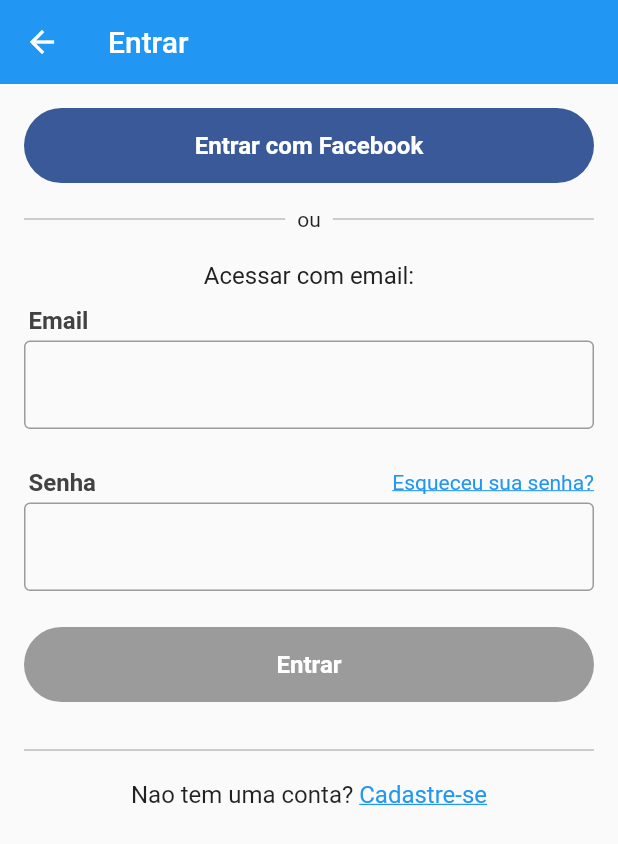
After one commit to d-apps/xlo, a Flutter app: the screen it shows after launch, in the side drawer, after a tap on "Acesse sua conta agora!", on a phone screen of 412 x 824 dp. The commit adds this screen. Shown: the top 844 px of the screen. Run offline on Flutter 3.47's test engine with Material 2 defaults, Android fonts, the phone set to English and light mode, and no system bars; our stand-ins replace brasil_fields, parse_server_sdk, rxdart.

Commit message:
287. 18 - Finalizando a Tela de Login

```diff
--- /dev/null
+++ b/lib/blocs/login/button_state.dart
@@ -0,0 +1,8 @@
+class ButtonState {
+
+  ButtonState({this.enabled, this.loading});
+
+  bool enabled;
+  bool loading;
+
+}
--- /dev/null
+++ b/lib/blocs/login/field_state.dart
@@ -0,0 +1,8 @@
+class FieldState {
+
+  FieldState({this.error, this.enabled = true});
+
+  String error;
+  bool enabled;
+
+}
--- /dev/null
+++ b/lib/blocs/login/login_bloc.dart
@@ -0,0 +1,77 @@
+import 'package:rxdart/rxdart.dart';
+import 'package:xlo/blocs/login/button_state.dart';
+import 'package:xlo/blocs/login/field_state.dart';
+import 'package:xlo/blocs/login/login_bloc_state.dart';
+import 'package:xlo/validators/login_validator.dart';
+
+class LoginBloc with LoginValidator{
+
+  final BehaviorSubject<LoginBlocState> _stateController =
+      BehaviorSubject<LoginBlocState>.seeded(LoginBlocState(LoginState.IDLE));
+  final BehaviorSubject<String> _emailController = BehaviorSubject<String>();
+  final BehaviorSubject<String> _passwordController = BehaviorSubject<String>();
+
+  Function(String) get changeEmail => _emailController.sink.add;
+  Function(String) get changePassword => _passwordController.sink.add;
+
+  Stream<LoginBlocState> get outState => _stateController.stream;
+
+  Stream<FieldState> get outEmail => Rx.combineLatest2(
+      _emailController.stream.transform(emailValidator), outState, (a, b){
+
+     a.enabled = b.state != LoginState.LOADING;
+
+     return a;
+  });
+
+
+  Stream<FieldState> get outPassword => Rx.combineLatest2(
+      _passwordController.stream.transform(passwordValidator), outState, (a, b){
+
+        a.enabled = b.state != LoginState.LOADING;
+
+        return a;
+  });
+
+  Stream<ButtonState> get outLoginButton =>
+      Rx.combineLatest3(outEmail, outPassword, outState, (a, b, c){
+
+        return ButtonState(
+            loading: c.state == LoginState.LOADING,
+            enabled: a.error == null && b.error == null
+                && c.state != LoginState.LOADING
+        );
+
+      });
+
+  Future<bool> loginWithEmail() async{
+
+    _stateController.add(LoginBlocState(LoginState.LOADING));
+
+    await Future.delayed(Duration(seconds: 3));
+
+    _stateController.add(LoginBlocState(LoginState.DONE));
+
+    return true;
+  }
+
+  Future<bool> loginWithFacebook() async{
+
+    _stateController.add(LoginBlocState(LoginState.LOADING_FACE));
+
+    await Future.delayed(Duration(seconds: 3));
+
+    _stateController.add(LoginBlocState(LoginState.DONE));
+
+   return true;
+  }
+
+  void dispose(){
+
+    _emailController.close();
+    _passwordController.close();
+    _stateController.close();
+
+  }
+
+}
--- /dev/null
+++ b/lib/blocs/login/login_bloc_state.dart
@@ -0,0 +1,10 @@
+enum LoginState { IDLE, LOADING, LOADING_FACE, ERROR, DONE }
+
+class LoginBlocState {
+
+  LoginState state;
+  String errorMessage;
+
+  LoginBlocState(this.state, {this.errorMessage});
+
+}
--- a/lib/common/custom_drawer/widgets/custom_header.dart
+++ b/lib/common/custom_drawer/widgets/custom_header.dart
@@ -1,9 +1,17 @@
 import 'package:flutter/material.dart';
+import 'package:xlo/screens/login/login_screen.dart';
 
 class CustomHeader extends StatelessWidget {
   @override
   Widget build(BuildContext context) {
-    return Container(
+
+    return GestureDetector(
+      onTap: (){
+        Navigator.of(context).push(
+          MaterialPageRoute( builder: (context) => LoginScreen() )
+        );
+      },
+      child: Container(
         height: 115,
         padding: const EdgeInsets.only(left: 32),
         color: Colors.blue,
@@ -17,7 +25,7 @@ class CustomHeader extends StatelessWidget {
                 crossAxisAlignment: CrossAxisAlignment.start,
                 children: <Widget>[
                   Text(
-                  "Acesse sua conta!",
+                    "Acesse sua conta agora!",
                     style: TextStyle(
                       color: Colors.white,
                       fontSize: 16,
@@ -26,7 +34,7 @@ class CustomHeader extends StatelessWidget {
                     overflow: TextOverflow.clip,
                   ),
                   Text(
-                    "Acesse sua conta!",
+                      "Clique aqui!",
                     style: TextStyle(
                       color: Colors.white,
                       fontSize: 14,
@@ -39,6 +47,7 @@ class CustomHeader extends StatelessWidget {
             )
           ],
         ),
+      ),
     );
   }
 }
--- /dev/null
+++ b/lib/screens/login/login_screen.dart
@@ -0,0 +1,163 @@
+import 'package:flutter/cupertino.dart';
+import 'package:flutter/material.dart';
+import 'package:xlo/blocs/login/field_state.dart';
+import 'package:xlo/blocs/login/login_bloc.dart';
+import 'package:xlo/screens/login/widgets/facebook_button.dart';
+import 'package:xlo/screens/login/widgets/login_button.dart';
+import 'package:xlo/screens/login/widgets/or_divider.dart';
+
+class LoginScreen extends StatefulWidget {
+  @override
+  _LoginScreenState createState() => _LoginScreenState();
+}
+
+class _LoginScreenState extends State<LoginScreen> {
+
+  LoginBloc _loginBloc = LoginBloc();
+
+  @override
+  Widget build(BuildContext context) {
+    return Scaffold(
+      appBar: AppBar(
+        title: const Text("Entrar"),
+        elevation: 0,
+      ),
+      body: SingleChildScrollView(
+        child: Padding(
+          padding: const EdgeInsets.symmetric(horizontal: 16),
+          child: Column(
+            crossAxisAlignment: CrossAxisAlignment.stretch,
+            children: <Widget>[
+
+               FacebookButton(_loginBloc),
+
+               OrDivider(),
+
+               Padding(
+                 padding: const EdgeInsets.only(top: 20, bottom: 11),
+                 child: Text(
+                     "Acessar com email:",
+                   textAlign: TextAlign.center,
+                   style: TextStyle(fontSize: 16, color: Colors.grey[900]),
+                 ),
+               ),
+
+              Padding(
+                padding: const EdgeInsets.only(left: 3, bottom: 4),
+                child: Text(
+                    "Email",
+                    style: TextStyle(
+                        fontSize: 16,
+                        color: Colors.grey[800],
+                        fontWeight: FontWeight.w700,
+                    ),
+                ),
+              ),
+
+              StreamBuilder<FieldState>(
+                stream: _loginBloc.outEmail,
+                initialData: FieldState(),
+                builder: (context, snapshot){
+                  return TextField(
+                    keyboardType: TextInputType.emailAddress,
+                    autocorrect: false,
+                    decoration: InputDecoration(
+                      border: const OutlineInputBorder(),
+                      errorText: snapshot.data.error,
+                    ),
+                    onChanged: _loginBloc.changeEmail,
+                    enabled: snapshot.data.enabled,
+                  );
+                },
+              ),
+
+              Padding(
+                padding: const EdgeInsets.only(left: 3, bottom: 4, top: 26),
+                child: Row(
+                  children: <Widget>[
+
+                    Expanded(
+                      child: Text(
+                        "Senha",
+                        style: TextStyle(
+                          color: Colors.grey[800],
+                          fontSize: 16,
+                          fontWeight: FontWeight.w700,
+                        ),
+                      ),
+                    ),
+
+                    GestureDetector(
+                      child: Text(
+                        'Esqueceu sua senha?',
+                        style: TextStyle(
+                          decoration: TextDecoration.underline,
+                          color: Colors.blue
+                        ),
+                      ),
+                      onTap: (){},
+                    ),
+
+                  ],
+                ),
+              ),
+
+              StreamBuilder<FieldState>(
+                stream: _loginBloc.outPassword,
+                initialData: FieldState(),
+                builder: (context, snapshot){
+                  return TextField(
+                    obscureText: true,
+                    autocorrect: false,
+                    decoration: InputDecoration(
+                      border: const OutlineInputBorder(),
+                      errorText: snapshot.data.error
+                    ),
+                    onChanged: _loginBloc.changePassword,
+                    enabled: snapshot.data.enabled,
+                  );
+                },
+              ),
+
+               LoginButton(_loginBloc),
+
+              Divider(color: Colors.grey,),
+
+              Padding(
+                padding: const EdgeInsets.symmetric(vertical: 12),
+                child: Row(
+                  mainAxisAlignment: MainAxisAlignment.center,
+                  children: <Widget>[
+
+                    const Text(
+                      'Nao tem uma conta? ',
+                      style: TextStyle(
+                        fontSize: 16,
+                      ),
+                    ),
+
+                    GestureDetector(
+                      onTap: (){
+
+                      },
+                      child: Text(
+                          "Cadastre-se",
+                          style: TextStyle(
+                            decoration: TextDecoration.underline,
+                            color: Colors.blue,
+                            fontSize: 16,
+                          ),
+                      ),
+                    ),
+
+                  ],
+                ),
+              ),
+
+             ],
+          ),
+        ),
+      )
+    );
+  }
+}
--- /dev/null
+++ b/lib/screens/login/widgets/facebook_button.dart
@@ -0,0 +1,53 @@
+import 'package:flutter/material.dart';
+import 'package:xlo/blocs/login/login_bloc.dart';
+import 'package:xlo/blocs/login/login_bloc_state.dart';
+
+class FacebookButton extends StatelessWidget {
+
+  final LoginBloc loginBloc;
+
+  FacebookButton(this.loginBloc);
+
+  @override
+  Widget build(BuildContext context) {
+    return Container(
+      margin: const EdgeInsets.symmetric(vertical: 16),
+      height: 50,
+      child: StreamBuilder<LoginBlocState>(
+        stream: loginBloc.outState,
+        initialData: LoginBlocState(LoginState.IDLE),
+        builder: (context, snapshot){
+          return RaisedButton(
+            elevation: 0,
+            shape: RoundedRectangleBorder(
+              borderRadius: BorderRadius.circular(25)
+            ),
+            onPressed: snapshot.data.state == LoginState.LOADING_FACE ? null
+              :
+              () async{
+              final bool success = await loginBloc.loginWithFacebook();
+              if(success)
+                Navigator.of(context).pop();
+
+            },
+            color: Color.fromRGBO(58, 89, 152, 1),
+            disabledColor: Color.fromRGBO(58, 89, 152, 0.7),
+            child: snapshot.data.state == LoginState.LOADING_FACE ?
+            CircularProgressIndicator(
+              valueColor: AlwaysStoppedAnimation(Colors.white),
+            )
+            :
+            Text(
+              "Entrar com Facebook",
+              style: TextStyle(
+                color: Colors.white,
+                fontSize: 16,
+                fontWeight: FontWeight.w600
+              ),
+            ),
+          );
+        },
+      ),
+    );
+  }
+}
--- /dev/null
+++ b/lib/screens/login/widgets/login_button.dart
@@ -0,0 +1,49 @@
+import 'package:flutter/material.dart';
+import 'package:xlo/blocs/login/button_state.dart';
+import 'package:xlo/blocs/login/login_bloc.dart';
+
+class LoginButton extends StatelessWidget {
+
+  LoginBloc loginBloc;
+
+  LoginButton(this.loginBloc);
+
+  @override
+  Widget build(BuildContext context) {
+    return Container(
+      margin: const EdgeInsets.symmetric(vertical: 24),
+      height: 50,
+      child: StreamBuilder<ButtonState>(
+        stream: loginBloc.outLoginButton,
+        initialData: ButtonState(enabled: false, loading: false),
+        builder: (context, snapshot){
+          return RaisedButton(
+            disabledColor: Colors.pink[150],
+            color: Colors.pink,
+            elevation: 0,
+            shape: RoundedRectangleBorder(
+              borderRadius: BorderRadius.circular(25)
+            ),
+            onPressed: snapshot.data.enabled ? () async{
+                final bool success = await loginBloc.loginWithEmail();
+                if(success)
+                  Navigator.of(context).pop();
+            } : null,
+            child: snapshot.data.loading ?
+            CircularProgressIndicator(
+              valueColor: AlwaysStoppedAnimation(Colors.white),
+          )
+            : Text(
+                "Entrar",
+                style: TextStyle(
+                  color: Colors.white,
+                  fontSize: 16,
+                  fontWeight: FontWeight.w600
+                ),
+            ),
+          );
+        },
+      ),
+    );
+  }
+}
--- /dev/null
+++ b/lib/screens/login/widgets/or_divider.dart
@@ -0,0 +1,30 @@
+import 'package:flutter/material.dart';
+
+class OrDivider extends StatelessWidget {
+
+  @override
+  Widget build(BuildContext context) {
+    return Row(
+      children: <Widget>[
+
+        Expanded(
+          child: Divider(
+            color: Colors.grey,
+          ),
+        ),
+
+        const Padding(
+          padding: EdgeInsets.symmetric(horizontal: 8),
+          child: Text("ou"),
+        ),
+
+        Expanded(
+          child: Divider(
+            color: Colors.grey,
+          ),
+        ),
+
+      ],
+    );
+  }
+}
--- /dev/null
+++ b/lib/validators/login_validator.dart
@@ -0,0 +1,37 @@
+import 'dart:async';
+
+import 'package:xlo/blocs/login/field_state.dart';
+
+class LoginValidator {
+
+  final StreamTransformer<String, FieldState> emailValidator =
+      StreamTransformer<String, FieldState>.fromHandlers(
+        handleData: (email, sink){
+          const Pattern pattern =
+              r"^(([^<>()[\]\\.,;:\s@\']+(\.[^<>()[\]\\.,;:\s@\']+)*)|(\'.+\'))@((\[[0-9]{1,3}\.[0-9]{1,3}\.[0-9]{1,3}\.[0-9]{1,3}\])|(([a-zA-Z\-0-9]+\.)+[a-zA-Z]{2,}))$";
+
+          final RegExp regex = RegExp(pattern);
+
+          if(email.isEmpty)
+            sink.add(FieldState(error: "Campo Obrigatório"));
+          else if (!regex.hasMatch(email))
+            sink.add(FieldState(error: 'E-mail inválido'));
+          else
+            sink.add(FieldState());
+
+        }
+      );
+
+  final StreamTransformer<String, FieldState> passwordValidator =
+  StreamTransformer<String, FieldState>.fromHandlers(
+      handleData: (pass, sink){
+
+        if(pass.isEmpty)
+          sink.add(FieldState(error: "Campo Obrigatório"));
+        else
+          sink.add(FieldState());
+
+      }
+  );
+
+}
```
Lines whose indentation alone changed are shown as unchanged.
